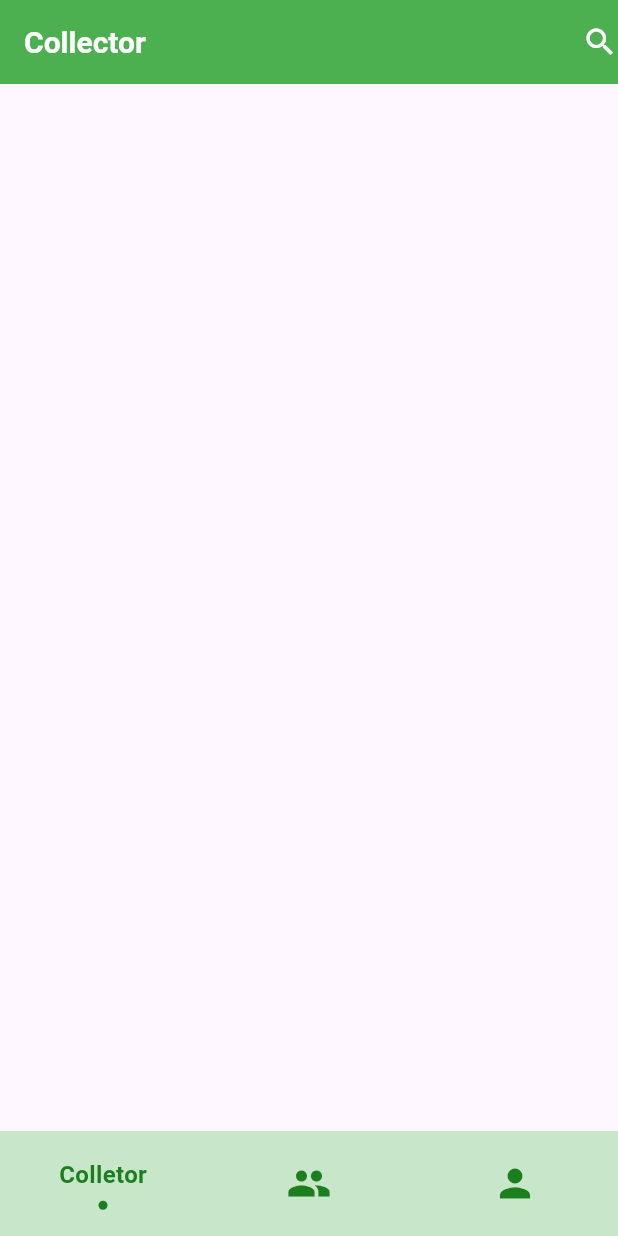
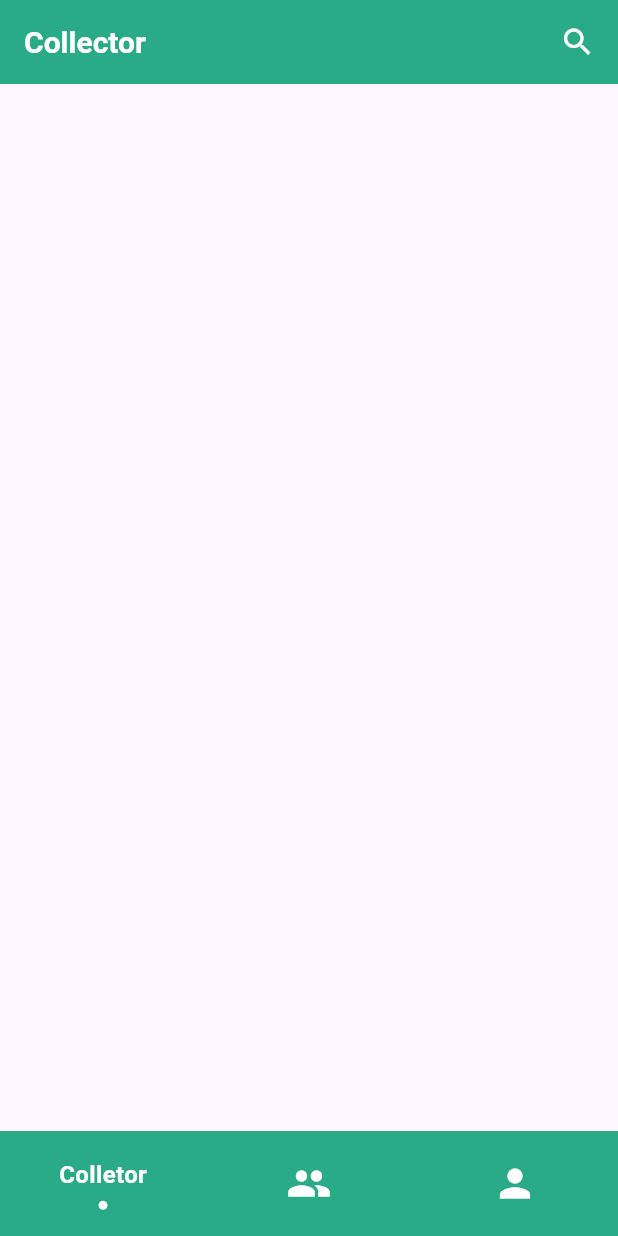
Before and after one commit to SahanMedonsa/saviru-collector, a Flutter app: the screen it shows after launch, on a phone screen of 412 x 824 dp. Run offline on Flutter 3.47's test engine with Material 3 defaults, Android fonts, the phone set to English and light mode, and no system bars; drawn by our look-alikes of sliding_clipped_nav_bar; our stand-ins replace go_router.

Commit message:
commit-3

```diff
--- a/collector/lib/main.dart
+++ b/collector/lib/main.dart
@@ -24,10 +24,9 @@ class _MyAppState extends State<MyApp> {
                   fontSize: 20,
                   color: Colors.white,
                   fontWeight: FontWeight.w600),
-              color: Colors.green,
+              color: ColorPalette.Jungle_Green,
               iconTheme: IconThemeData(color: Colors.white)),
           bottomNavigationBarTheme: BottomNavigationBarThemeData(
-              backgroundColor: Colors.amber,
               selectedIconTheme:
                   IconThemeData(color: ColorPalette.appBar_color),
               unselectedIconTheme:
--- a/collector/lib/navbar/NavigationBar.dart
+++ b/collector/lib/navbar/NavigationBar.dart
@@ -41,7 +41,7 @@ class _CustomBottomNavigationBarState extends State<CustomBottomNavigationBar> {
         child: widget.navigationShell,
       ),
       bottomNavigationBar: SlidingClippedNavBar(
-        backgroundColor: Colors.green.shade100,
+        backgroundColor: ColorPalette.Jungle_Green,
         selectedIndex: selectedIndex,
         onButtonPressed: (int index) {
           setState(() {
@@ -49,8 +49,8 @@ class _CustomBottomNavigationBarState extends State<CustomBottomNavigationBar> {
           });
           _goToBranch(selectedIndex);
         },
-        inactiveColor: ColorPalette.appBar_color,
-        activeColor: ColorPalette.appBar_color,
+        inactiveColor: Colors.white,
+        activeColor: Colors.white,
         iconSize: 30,
         barItems: [
           BarItem(
--- a/collector/lib/pages/hervestcollection.dart
+++ b/collector/lib/pages/hervestcollection.dart
@@ -15,7 +15,12 @@ class _CollectionState extends State<Collection> {
     return Scaffold(
       appBar: AppBar(
         title: Text('Collector'),
-        actions: [Icon(Icons.search)],
+        actions: [
+          Padding(
+            padding: const EdgeInsets.only(right: 15),
+            child: Icon(Icons.search),
+          )
+        ],
       ),
     );
   }
```
